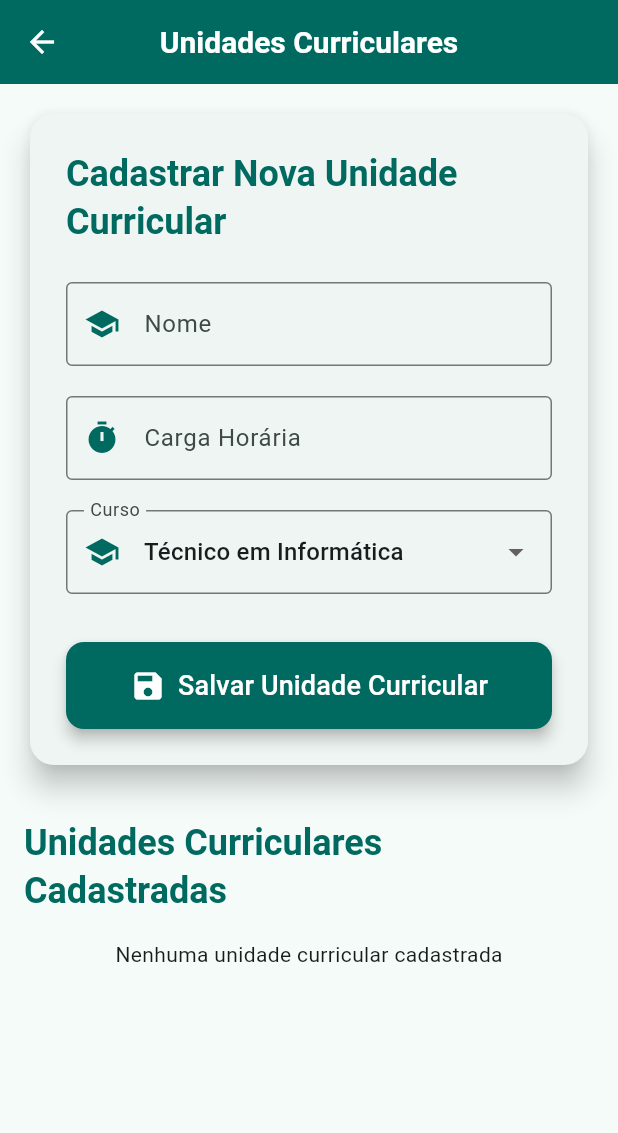
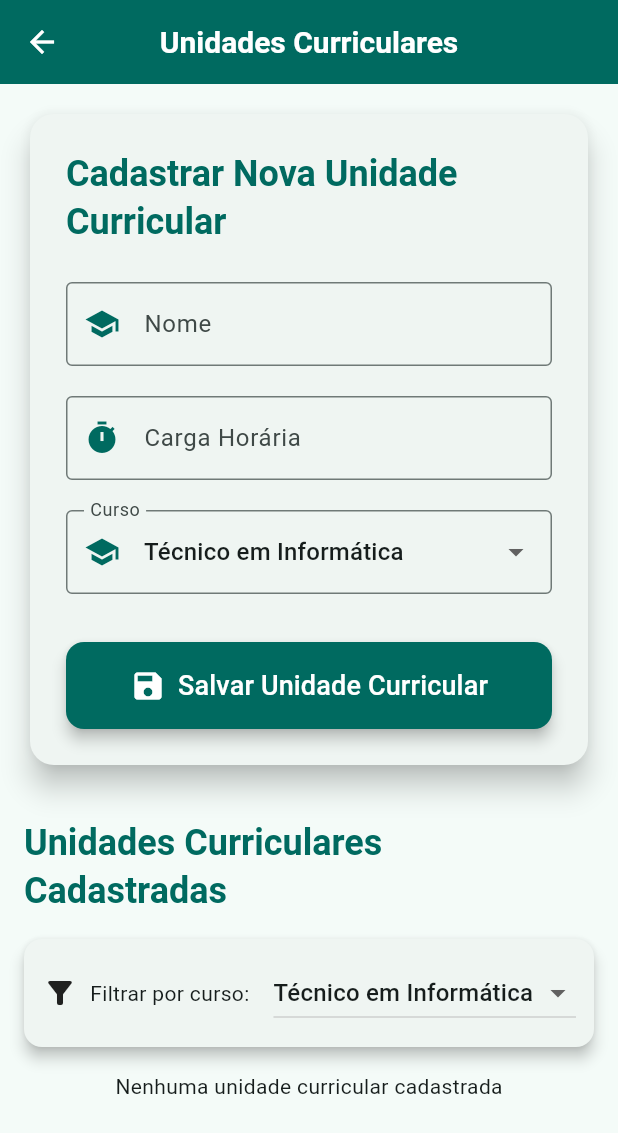
Before and after one commit to IanSebastiao/Cronograma_Cursos_Senac, a Flutter app: the screen it shows after launch, after a tap on "Unidades Curriculares", on a phone screen of 412 x 824 dp. Shown: the top 1133 px of the screen. Run offline on Flutter 3.47's test engine with Material 3 defaults, Android fonts, the phone set to English and light mode, and no system bars; our stand-ins replace sqflite, sqflite_common_ffi, table_calendar; accounts and stored records are empty.

```diff
--- a/lib/presentation/pages/Unidades Curriculares/unidades_curriculares_form.dart
+++ b/lib/presentation/pages/Unidades Curriculares/unidades_curriculares_form.dart
@@ -27,7 +27,9 @@ class _CadastroUnidadesCurricularesPageState
   bool _isLoading = false;
   List<Cursos> _cursos = [];
   Cursos? _cursoSelecionado;
+  Cursos? _cursoFiltroSelecionado; // Novo campo para o filtro
   List<UnidadesCurriculares> _unidadesCurriculares = [];
+  List<UnidadesCurriculares> _unidadesFiltradas = []; // Lista filtrada
   int? _ucParaExcluir;
   bool _mostrarConfirmacaoExclusao = false;
 
@@ -50,7 +52,9 @@ class _CadastroUnidadesCurricularesPageState
           // Inicializa com o primeiro curso se disponível
           if (_cursos.isNotEmpty && _cursoSelecionado == null) {
             _cursoSelecionado = _cursos.first;
+            _cursoFiltroSelecionado = _cursos.first;
           }
+          _aplicarFiltro(); // Aplica o filtro após carregar os dados
         });
       }
     } catch (e) {
@@ -63,6 +67,17 @@ class _CadastroUnidadesCurricularesPageState
       if (mounted) {
         setState(() => _isLoading = false);
       }
+    }
+  }
+
+  // Método para aplicar o filtro
+  void _aplicarFiltro() {
+    if (_cursoFiltroSelecionado == null) {
+      _unidadesFiltradas = List.from(_unidadesCurriculares);
+    } else {
+      _unidadesFiltradas = _unidadesCurriculares
+          .where((uc) => uc.idcurso == _cursoFiltroSelecionado!.idCurso)
+          .toList();
     }
   }
 
@@ -329,16 +344,56 @@ class _CadastroUnidadesCurricularesPageState
                   ),
                 ),
                 const SizedBox(height: 16),
+                // Adicionando o filtro de cursos
+                Card(
+                  elevation: 4,
+                  margin: const EdgeInsets.only(bottom: 16),
+                  child: Padding(
+                    padding: const EdgeInsets.all(12.0),
+                    child: Row(
+                      children: [
+                        const Icon(Icons.filter_alt),
+                        const SizedBox(width: 8),
+                        const Text('Filtrar por curso:'),
+                        const SizedBox(width: 16),
+                        Expanded(
+                          child: DropdownButton<Cursos>(
+                            value: _cursoFiltroSelecionado,
+                            isExpanded: true,
+                            items: [
+                              const DropdownMenuItem<Cursos>(
+                                value: null,
+                                child: Text('Todos os cursos'),
+                              ),
+                              ..._cursos.map((curso) {
+                                return DropdownMenuItem<Cursos>(
+                                  value: curso,
+                                  child: Text(curso.nomeCurso),
+                                );
+                              }),
+                            ],
+                            onChanged: (Cursos? novoValor) {
+                              setState(() {
+                                _cursoFiltroSelecionado = novoValor;
+                                _aplicarFiltro();
+                              });
+                            },
+                          ),
+                        ),
+                      ],
+                    ),
+                  ),
+                ),
                 _isLoading
                     ? const CircularProgressIndicator()
-                    : _unidadesCurriculares.isEmpty
+                    : _unidadesFiltradas.isEmpty
                         ? const Text('Nenhuma unidade curricular cadastrada')
                         : ListView.builder(
                             shrinkWrap: true,
                             physics: const NeverScrollableScrollPhysics(),
-                            itemCount: _unidadesCurriculares.length,
+                            itemCount: _unidadesFiltradas.length,
                             itemBuilder: (context, index) {
-                              final uc = _unidadesCurriculares[index];
+                              final uc = _unidadesFiltradas[index];
                               final curso = _cursos.firstWhere(
                                 (c) => c.idCurso == uc.idcurso,
                                 orElse: () => const Cursos(
```
Also changed, not shown: pubspec.lock.
